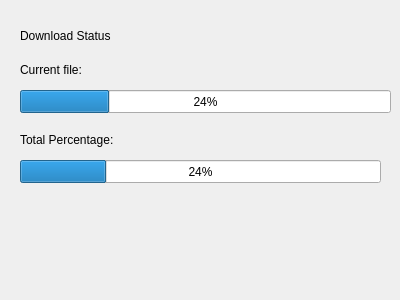
Old version of the form downloaddialog.ui in the repository rm5248/RenegadeXLauncher.
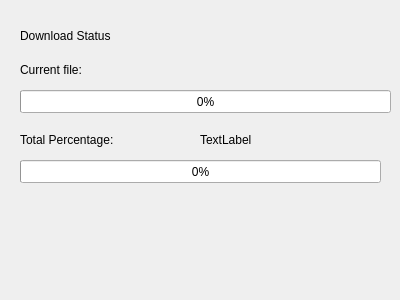
New version of the form.

Commit message: made the ui better or something i dunno

```diff
--- a/downloaddialog.ui
+++ b/downloaddialog.ui
@@ -36,7 +36,7 @@
     </rect>
    </property>
    <property name="value">
-    <number>24</number>
+    <number>0</number>
    </property>
   </widget>
   <widget class="QLabel" name="label_2">
@@ -75,7 +75,20 @@
     </rect>
    </property>
    <property name="value">
-    <number>24</number>
+    <number>0</number>
+   </property>
+  </widget>
+  <widget class="QLabel" name="numFilesDl">
+   <property name="geometry">
+    <rect>
+     <x>200</x>
+     <y>130</y>
+     <width>67</width>
+     <height>19</height>
+    </rect>
+   </property>
+   <property name="text">
+    <string>TextLabel</string>
    </property>
   </widget>
  </widget>
```
The commit also changes 5 other files.
